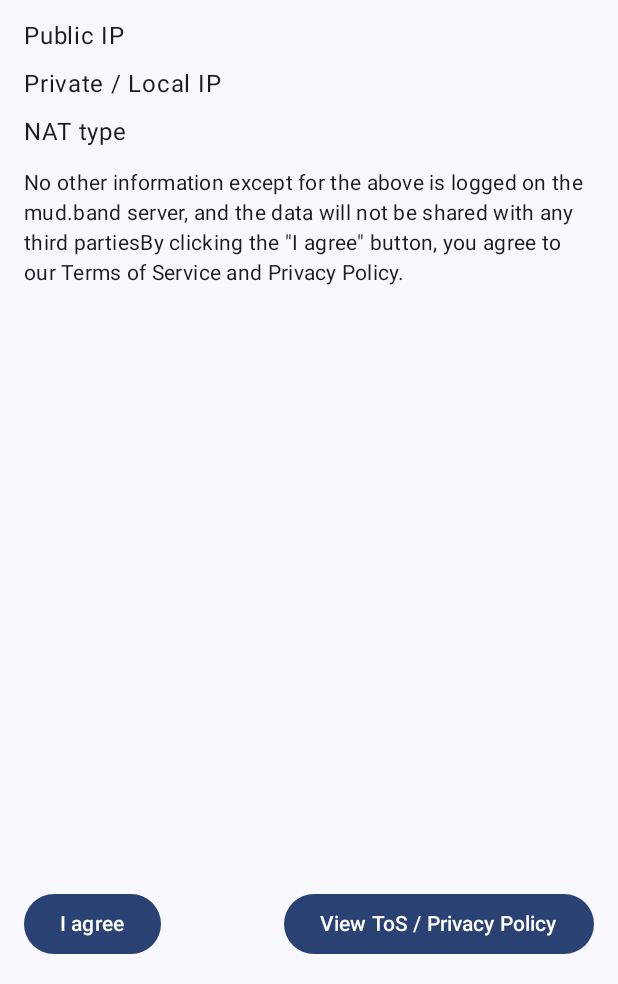
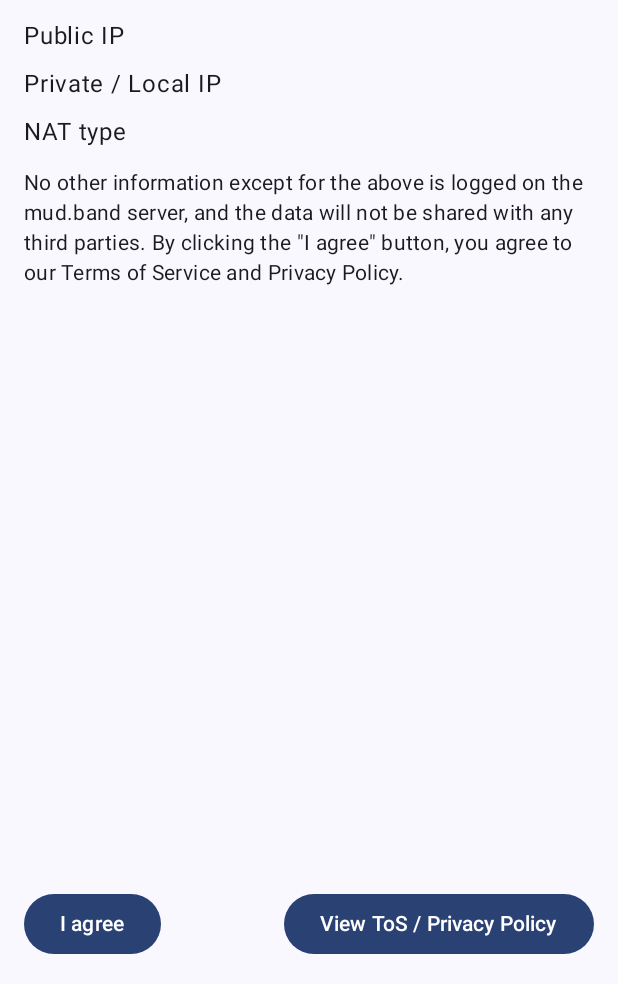
Before and after one commit to mud-band/mud.band-client, an Android app built with Jetpack Compose: the UiDashboardScreen screen opened through its navigation route, on a phone screen of 412 x 824 dp, the part 252-1236 px from its top. Run offline under Robolectric (Android 15) with nearby library versions, the phone set to English and light mode, and no system bars; 1 statement that could not run was skipped.

Commit message:
android: missing dot and space. (#47)

```diff
--- a/bin/mudband/android/Mudband/app/src/main/java/band/mud/android/ui/UiDashboardUserTosAgreement.kt
+++ b/bin/mudband/android/Mudband/app/src/main/java/band/mud/android/ui/UiDashboardUserTosAgreement.kt
@@ -95,7 +95,7 @@ fun UiDashboardUserTosAgreement(
             }
             item {
                 Text(
-                    text = "No other information except for the above is logged on the mud.band server, and the data will not be shared with any third parties" +
+                    text = "No other information except for the above is logged on the mud.band server, and the data will not be shared with any third parties. " +
                             "By clicking the \"I agree\" button, you agree to our Terms of Service and Privacy Policy.",
                     style = MaterialTheme.typography.bodyMedium,
                     modifier = Modifier.padding(vertical = 8.dp)
```
